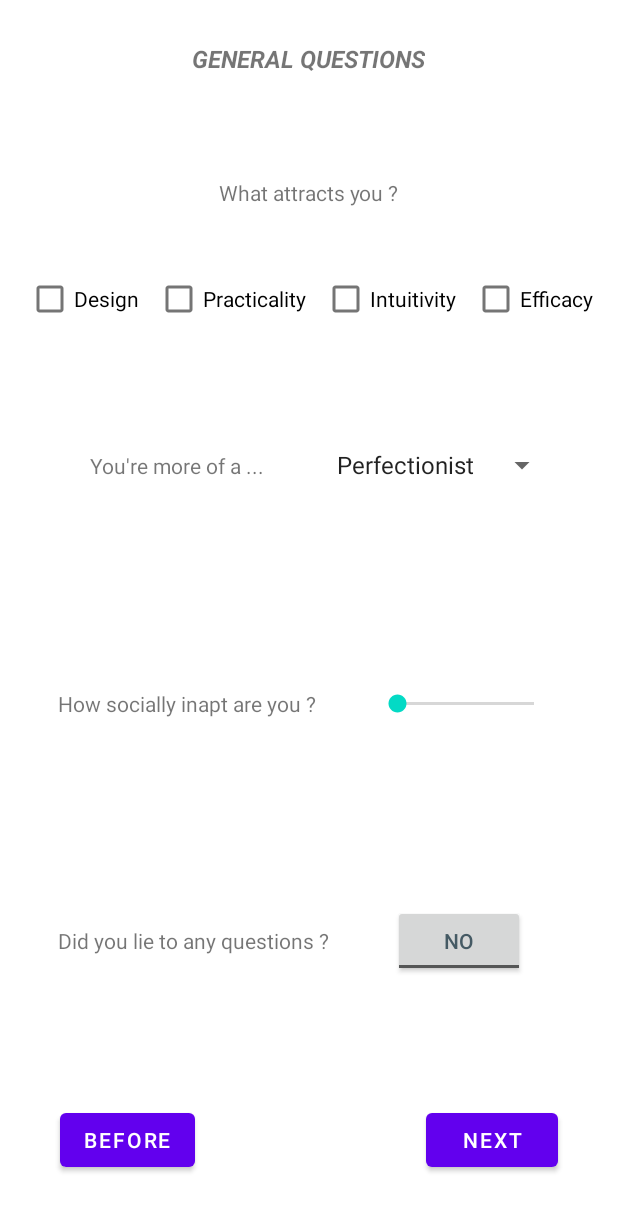
After one commit to lone0s/AndroidForm, an Android app: the layout activity_general_questions_2.xml on its own in the app's theme, with its tools: preview values and no code run, on a phone screen of 412 x 824 dp. The commit adds this screen. Shown: the top 1211 px of the screen. Run offline under Robolectric (Android 15) with nearby library versions, the phone set to English and light mode, and no system bars.

Commit message:
added part 2

```diff
--- a/app/src/main/AndroidManifest.xml
+++ b/app/src/main/AndroidManifest.xml
@@ -13,6 +13,9 @@
         android:supportsRtl="true"
         android:theme="@style/Theme.AndroidForm"
         tools:targetApi="31">
+        <activity
+            android:name=".GeneralQuestions2"
+            android:exported="false" />
         <activity
             android:name=".Template"
             android:exported="false" />
--- a/app/src/main/java/com/example/androidform/activities/GeneralQuestions1.java
+++ b/app/src/main/java/com/example/androidform/activities/GeneralQuestions1.java
@@ -34,6 +34,8 @@ public class GeneralQuestions1 extends Template {
     @Override
     protected void nextButtonAction(View evt) {
         Log.d(GeneralQuestions1.LOGGER_TAG, "Next button clicked");
+        Intent intent = new Intent(this, GeneralQuestions2.class);
+        this.startActivity(intent);
     }
 
     @Override
--- /dev/null
+++ b/app/src/main/java/com/example/androidform/activities/GeneralQuestions2.java
@@ -0,0 +1,86 @@
+package com.example.androidform.activities;
+
+import android.content.Intent;
+import android.os.Bundle;
+import android.util.Log;
+import android.view.View;
+import android.widget.CheckBox;
+import android.widget.SeekBar;
+import android.widget.Spinner;
+import android.widget.TextView;
+import android.widget.ToggleButton;
+
+import com.example.androidform.R;
+import com.example.androidform.Template;
+
+public class GeneralQuestions2 extends Template {
+
+    private static final String LOGGER_TAG = "General_Information_2";
+    private CheckBox[] optionsInterests = new CheckBox[4];
+    private Spinner spinnerPersonality;
+    private SeekBar socialyInaptBar;
+    private TextView labelSocialyInaptValue;
+    private ToggleButton toggleLieDetector;
+    private boolean lieDetectorEnabled;
+
+    public GeneralQuestions2() {
+        super(R.layout.activity_general_questions_2);
+    }
+    @Override
+    protected void onCreate(Bundle savedInstanceState) {
+        super.onCreate(savedInstanceState);
+        setContentView(R.layout.activity_general_questions_2);
+
+        int[] optionsInterestsIds = {R.id.optionInterests1, R.id.optionInterests2, R.id.optionInterests3, R.id.optionInterests4};
+        for (int i = 0; i < optionsInterestsIds.length; ++i) {
+            optionsInterests[i] = findViewById(optionsInterestsIds[i]);
+        }
+        spinnerPersonality = findViewById(R.id.spinnerPersonality);
+        socialyInaptBar = findViewById(R.id.seekBar4);
+        labelSocialyInaptValue = findViewById(R.id.labelSocialyInaptValue);
+        toggleLieDetector = findViewById(R.id.toggleLieDetector);
+
+        String initialSocialyInaptValue = String.valueOf(socialyInaptBar.getProgress()) + "%";
+        labelSocialyInaptValue.setText(initialSocialyInaptValue);
+        lieDetectorEnabled = toggleLieDetector.isEnabled();
+
+
+        socialyInaptBar.setOnSeekBarChangeListener(new SeekBar.OnSeekBarChangeListener() {
+            @Override
+            public void onProgressChanged(SeekBar seekBar, int progress, boolean fromUser) {
+                String socialyInaptValue = String.valueOf(progress) + "%";
+                labelSocialyInaptValue.setText(socialyInaptValue);
+            }
+
+            @Override
+            public void onStartTrackingTouch(SeekBar seekBar) {
+                Log.d(GeneralQuestions2.LOGGER_TAG, "Socialy inapt value start of change" );
+            }
+
+            @Override
+            public void onStopTrackingTouch(SeekBar seekBar) {
+                Log.d(GeneralQuestions2.LOGGER_TAG, "Socialy inapt value end of change" );
+            }
+        });
+
+        toggleLieDetector.setOnClickListener(new View.OnClickListener() {
+            @Override
+            public void onClick(View v) {
+                lieDetectorEnabled = !lieDetectorEnabled;
+                Log.d(GeneralQuestions2.LOGGER_TAG, "Lie detector value: " + lieDetectorEnabled);
+            }
+        });
+    }
+
+    @Override
+    protected void backButtonAction(View evt) {
+        Log.d(GeneralQuestions2.LOGGER_TAG, "Previous button clicked");
+        Intent intent = new Intent(this, GeneralQuestions1.class);
+        this.startActivity(intent);
+    }
+
+    @Override
+    protected void nextButtonAction(View evt) {
+        Log.d(GeneralQuestions2.LOGGER_TAG, "Next button clicked");
+    }
+}
--- /dev/null
+++ b/app/src/main/res/layout-land/activity_general_questions_2.xml
@@ -0,0 +1,152 @@
+<?xml version="1.0" encoding="utf-8"?>
+<androidx.constraintlayout.widget.ConstraintLayout xmlns:android="http://schemas.android.com/apk/res/android"
+    xmlns:app="http://schemas.android.com/apk/res-auto"
+    xmlns:tools="http://schemas.android.com/tools"
+    android:layout_width="match_parent"
+    android:layout_height="match_parent"
+    tools:context=".activities.GeneralQuestions2">
+
+    <TextView
+        android:id="@+id/activityName2"
+        android:layout_width="wrap_content"
+        android:layout_height="wrap_content"
+        android:layout_marginTop="28dp"
+        android:text="@string/activity_name"
+        android:textSize="16sp"
+        android:textStyle="bold|italic"
+        app:layout_constraintEnd_toEndOf="parent"
+        app:layout_constraintHorizontal_bias="0.498"
+        app:layout_constraintStart_toStartOf="parent"
+        app:layout_constraintTop_toTopOf="parent" />
+
+    <include
+        layout="@layout/activity_template"
+        android:layout_width="fill_parent"
+        android:layout_height="wrap_content"
+        app:layout_constraintBottom_toBottomOf="parent"
+        app:layout_constraintEnd_toEndOf="parent"
+        app:layout_constraintStart_toStartOf="parent" />
+
+    <TextView
+        android:id="@+id/labelInterests"
+        android:layout_width="wrap_content"
+        android:layout_height="wrap_content"
+        android:text="What attracts you ?"
+        tools:layout_editor_absoluteX="145dp"
+        tools:layout_editor_absoluteY="106dp" />
+
+    <RadioGroup
+        android:layout_width="wrap_content"
+        android:layout_height="wrap_content"
+        android:orientation="horizontal"
+        tools:layout_editor_absoluteX="19dp"
+        tools:layout_editor_absoluteY="159dp">
+
+        <CheckBox
+            android:id="@+id/optionInterests1"
+            android:layout_width="wrap_content"
+            android:layout_height="wrap_content"
+            android:text="Design" />
+
+        <Space
+            android:layout_width="wrap_content"
+            android:layout_height="wrap_content"
+            android:layout_marginHorizontal="5dp"
+            android:layout_weight="1" />
+
+        <CheckBox
+            android:id="@+id/optionInterests2"
+            android:layout_width="wrap_content"
+            android:layout_height="wrap_content"
+            android:text="Practicality" />
+
+        <Space
+            android:layout_width="wrap_content"
+            android:layout_height="wrap_content"
+            android:layout_marginHorizontal="5dp"
+            android:layout_weight="1" />
+
+        <CheckBox
+            android:id="@+id/optionInterests3"
+            android:layout_width="wrap_content"
+            android:layout_height="wrap_content"
+            android:text="Intuitivity" />
+
+        <Space
+            android:layout_width="wrap_content"
+            android:layout_height="wrap_content"
+            android:layout_marginHorizontal="5dp"
+            android:layout_weight="1" />
+
+        <CheckBox
+            android:id="@+id/optionInterests4"
+            android:layout_width="wrap_content"
+            android:layout_height="wrap_content"
+            android:layout_weight="1"
+            android:text="Efficacy" />
+
+    </RadioGroup>
+
+    <TextView
+        android:id="@+id/labelPersonality"
+        android:layout_width="wrap_content"
+        android:layout_height="wrap_content"
+        android:text="You're more of a ..."
+        tools:layout_editor_absoluteX="50dp"
+        tools:layout_editor_absoluteY="271dp" />
+
+    <Spinner
+        android:id="@+id/spinnerPersonality"
+        android:layout_width="wrap_content"
+        android:layout_height="wrap_content"
+        android:entries="@array/personality_types_values"
+        android:spinnerMode="dialog"
+        tools:layout_editor_absoluteX="221dp"
+        tools:layout_editor_absoluteY="271dp" />
+
+    <ToggleButton
+        android:id="@+id/toggleLieDetector"
+        android:layout_width="wrap_content"
+        android:layout_height="wrap_content"
+        android:checked="false"
+        android:text="ToggleButton"
+        android:textOff="no"
+        android:textOn="yes"
+        tools:layout_editor_absoluteX="265dp"
+        tools:layout_editor_absoluteY="546dp" />
+
+    <TextView
+        android:id="@+id/labelLie"
+        android:layout_width="wrap_content"
+        android:layout_height="wrap_content"
+        android:text="Did you lie to any questions ?"
+        tools:layout_editor_absoluteX="68dp"
+        tools:layout_editor_absoluteY="559dp" />
+
+    <TextView
+        android:id="@+id/labelSociallyInapt"
+        android:layout_width="wrap_content"
+        android:layout_height="wrap_content"
+        android:text="How socially inapt are you ?"
+        tools:layout_editor_absoluteX="32dp"
+        tools:layout_editor_absoluteY="392dp" />
+
+    <SeekBar
+        android:id="@+id/seekBar4"
+        android:layout_width="123dp"
+        android:layout_height="18dp"
+        android:max="100"
+        android:min="0"
+        android:progress="0"
+        tools:layout_editor_absoluteX="230dp"
+        tools:layout_editor_absoluteY="393dp" />
+
+    <TextView
+        android:id="@+id/labelSocialyInaptValue"
+        android:layout_width="wrap_content"
+        android:layout_height="wrap_content"
+        android:text="0"
+        tools:layout_editor_absoluteX="353dp"
+        tools:layout_editor_absoluteY="393dp" />
+
+</androidx.constraintlayout.widget.ConstraintLayout>
--- a/app/src/main/res/layout/activity_general_questions_1.xml
+++ b/app/src/main/res/layout/activity_general_questions_1.xml
@@ -41,7 +41,7 @@
     <EditText
         android:id="@+id/ageInput"
         android:layout_width="165dp"
-        android:layout_height="45dp"
+        android:layout_height="48dp"
         android:ems="10"
         android:inputType="number"
         android:minHeight="48dp"
@@ -105,6 +105,7 @@
         android:layout_marginTop="84dp"
         android:text="Do you have any experience with programming ?"
         app:layout_constraintEnd_toEndOf="parent"
+        app:layout_constraintHorizontal_bias="0.145"
         app:layout_constraintStart_toStartOf="parent"
         app:layout_constraintTop_toBottomOf="@+id/radioGroup" />
 
@@ -112,33 +113,33 @@
         android:id="@+id/labelProgYears"
         android:layout_width="wrap_content"
         android:layout_height="wrap_content"
-        android:layout_marginStart="30dp"
-        android:layout_marginTop="58dp"
+        android:layout_marginTop="68dp"
+        android:layout_marginEnd="32dp"
         android:text="For how many years?"
         app:layout_constraintEnd_toStartOf="@+id/inputProgYears"
-        app:layout_constraintHorizontal_bias="0.456"
-        app:layout_constraintStart_toEndOf="@+id/switchProgExp"
         app:layout_constraintTop_toBottomOf="@+id/labelProgExp" />
 
     <EditText
         android:id="@+id/inputProgYears"
         android:layout_width="73dp"
-        android:layout_height="40dp"
-        android:layout_marginTop="48dp"
-        android:layout_marginEnd="40dp"
+        android:layout_height="48dp"
+        android:layout_marginStart="90dp"
+        android:layout_marginTop="56dp"
         android:ems="10"
         android:inputType="number"
         app:layout_constraintEnd_toEndOf="parent"
+        app:layout_constraintHorizontal_bias="0.62"
+        app:layout_constraintStart_toStartOf="parent"
         app:layout_constraintTop_toBottomOf="@+id/labelProgExp" />
 
     <Switch
         android:id="@+id/switchProgExp"
         android:layout_width="wrap_content"
         android:layout_height="wrap_content"
-        android:layout_marginStart="44dp"
-        app:layout_constraintBottom_toBottomOf="@+id/inputProgYears"
+        android:layout_marginStart="344dp"
+        android:minWidth="48dp"
+        android:minHeight="48dp"
         app:layout_constraintStart_toStartOf="parent"
-        app:layout_constraintTop_toBottomOf="@+id/labelProgExp"
-        app:layout_constraintVertical_bias="0.967" />
+        tools:layout_editor_absoluteY="437dp" />
 
 </androidx.constraintlayout.widget.ConstraintLayout>
--- /dev/null
+++ b/app/src/main/res/layout/activity_general_questions_2.xml
@@ -0,0 +1,175 @@
+<?xml version="1.0" encoding="utf-8"?>
+<androidx.constraintlayout.widget.ConstraintLayout xmlns:android="http://schemas.android.com/apk/res/android"
+    xmlns:app="http://schemas.android.com/apk/res-auto"
+    xmlns:tools="http://schemas.android.com/tools"
+    android:layout_width="match_parent"
+    android:layout_height="match_parent"
+    tools:context=".activities.GeneralQuestions2">
+
+    <TextView
+        android:id="@+id/activityName2"
+        android:layout_width="wrap_content"
+        android:layout_height="wrap_content"
+        android:layout_marginTop="28dp"
+        android:text="@string/activity_name"
+        android:textSize="16sp"
+        android:textStyle="bold|italic"
+        app:layout_constraintEnd_toEndOf="parent"
+        app:layout_constraintHorizontal_bias="0.498"
+        app:layout_constraintStart_toStartOf="parent"
+        app:layout_constraintTop_toTopOf="parent" />
+
+    <include
+        android:id="@+id/include2"
+        layout="@layout/activity_template"
+        android:layout_width="fill_parent"
+        android:layout_height="wrap_content"
+        app:layout_constraintBottom_toBottomOf="parent"
+        app:layout_constraintEnd_toEndOf="parent"
+        app:layout_constraintStart_toStartOf="parent" />
+
+    <TextView
+        android:id="@+id/labelInterests"
+        android:layout_width="wrap_content"
+        android:layout_height="wrap_content"
+        android:text="@string/labelInterests"
+        app:layout_constraintBottom_toTopOf="@+id/radioGroup2"
+        app:layout_constraintEnd_toEndOf="parent"
+        app:layout_constraintStart_toStartOf="parent"
+        app:layout_constraintTop_toBottomOf="@+id/activityName2"
+        app:layout_constraintVertical_bias="0.65" />
+
+    <RadioGroup
+        android:id="@+id/radioGroup2"
+        android:layout_width="wrap_content"
+        android:layout_height="wrap_content"
+        android:orientation="horizontal"
+        app:layout_constraintBottom_toTopOf="@+id/labelPersonality"
+        app:layout_constraintEnd_toEndOf="parent"
+        app:layout_constraintStart_toStartOf="parent"
+        app:layout_constraintTop_toBottomOf="@+id/activityName2"
+        app:layout_constraintVertical_bias="0.62">
+
+        <CheckBox
+            android:id="@+id/optionInterests1"
+            android:layout_width="wrap_content"
+            android:layout_height="wrap_content"
+            android:text="@string/optionInterests1" />
+
+        <Space
+            android:layout_width="wrap_content"
+            android:layout_height="wrap_content"
+            android:layout_marginHorizontal="5dp"
+            android:layout_weight="1" />
+
+        <CheckBox
+            android:id="@+id/optionInterests2"
+            android:layout_width="wrap_content"
+            android:layout_height="wrap_content"
+            android:text="@string/optionInterests2" />
+
+        <Space
+            android:layout_width="wrap_content"
+            android:layout_height="wrap_content"
+            android:layout_marginHorizontal="5dp"
+            android:layout_weight="1" />
+
+        <CheckBox
+            android:id="@+id/optionInterests3"
+            android:layout_width="wrap_content"
+            android:layout_height="wrap_content"
+            android:text="@string/optionInterests3" />
+
+        <Space
+            android:layout_width="wrap_content"
+            android:layout_height="wrap_content"
+            android:layout_marginHorizontal="5dp"
+            android:layout_weight="1" />
+
+        <CheckBox
+            android:id="@+id/optionInterests4"
+            android:layout_width="wrap_content"
+            android:layout_height="wrap_content"
+            android:layout_weight="1"
+            android:text="@string/optionInterests4" />
+
+    </RadioGroup>
+
+    <TextView
+        android:id="@+id/labelPersonality"
+        android:layout_width="wrap_content"
+        android:layout_height="wrap_content"
+        android:layout_marginStart="60dp"
+        android:text="@string/labelPersonality"
+        app:layout_constraintBottom_toBottomOf="@+id/spinnerPersonality"
+        app:layout_constraintStart_toStartOf="parent"
+        app:layout_constraintTop_toTopOf="@+id/spinnerPersonality" />
+
+    <Spinner
+        android:id="@+id/spinnerPersonality"
+        android:layout_width="wrap_content"
+        android:layout_height="wrap_content"
+        android:layout_marginEnd="40dp"
+        android:entries="@array/personality_types_values"
+        android:minHeight="48dp"
+        android:spinnerMode="dialog"
+        app:layout_constraintBottom_toTopOf="@+id/include2"
+        app:layout_constraintEnd_toEndOf="parent"
+        app:layout_constraintTop_toBottomOf="@+id/activityName2"
+        app:layout_constraintVertical_bias="0.37" />
+
+    <ToggleButton
+        android:id="@+id/toggleLieDetector"
+        android:layout_width="wrap_content"
+        android:layout_height="wrap_content"
+        android:checked="false"
+        android:text="@string/toggleLieDetector"
+        android:textColor="#455A64"
+        android:textOff="@string/toggleLieDetectorFalse"
+        android:textOn="@string/toggleLieDetectorTrue"
+        app:layout_constraintBottom_toBottomOf="@+id/labelLie"
+        app:layout_constraintEnd_toEndOf="@+id/labelSocialyInaptValue"
+        app:layout_constraintStart_toEndOf="@+id/labelLie"
+        app:layout_constraintTop_toTopOf="@+id/labelLie" />
+
+    <TextView
+        android:id="@+id/labelLie"
+        android:layout_width="wrap_content"
+        android:layout_height="wrap_content"
+        android:text="@string/labelLie"
+        app:layout_constraintBottom_toTopOf="@+id/include2"
+        app:layout_constraintStart_toStartOf="@+id/labelSociallyInapt"
+        app:layout_constraintTop_toBottomOf="@+id/labelPersonality"
+        app:layout_constraintVertical_bias="0.75" />
+
+    <TextView
+        android:id="@+id/labelSociallyInapt"
+        android:layout_width="wrap_content"
+        android:layout_height="wrap_content"
+        android:text="@string/labelSociallyInapt"
+        app:layout_constraintBottom_toTopOf="@+id/labelLie"
+        app:layout_constraintEnd_toStartOf="@+id/seekBar4"
+        app:layout_constraintStart_toStartOf="parent"
+        app:layout_constraintTop_toBottomOf="@+id/labelPersonality" />
+
+    <SeekBar
+        android:id="@+id/seekBar4"
+        android:layout_width="123dp"
+        android:layout_height="18dp"
+        android:max="100"
+        android:min="0"
+        android:progress="0"
+        app:layout_constraintBottom_toBottomOf="@+id/labelSociallyInapt"
+        app:layout_constraintEnd_toEndOf="@+id/spinnerPersonality"
+        app:layout_constraintTop_toTopOf="@+id/labelSociallyInapt" />
+
+    <TextView
+        android:id="@+id/labelSocialyInaptValue"
+        android:layout_width="wrap_content"
+        android:layout_height="wrap_content"
+        app:layout_constraintBottom_toBottomOf="@+id/seekBar4"
+        app:layout_constraintEnd_toEndOf="parent"
+        app:layout_constraintStart_toEndOf="@+id/seekBar4"
+        app:layout_constraintTop_toTopOf="@+id/seekBar4" />
+
+</androidx.constraintlayout.widget.ConstraintLayout>
--- /dev/null
+++ b/app/src/main/res/values/array_personality_types_values.xml
@@ -0,0 +1,11 @@
+<?xml version="1.0" encoding="utf-8"?>
+<resources>
+    <string-array name="personality_types_values">
+        <item>Perfectionist</item>
+        <item>Creator</item>
+        <item>Leader</item>
+        <item>Adventurer</item>
+        <item>Thinker</item>
+        <item>Follower</item>
+    </string-array>
+</resources>
--- a/app/src/main/res/values/strings.xml
+++ b/app/src/main/res/values/strings.xml
@@ -12,4 +12,15 @@
     <string name="status_label">Professional status</string>
     <string name="status_choice_2">Teacher</string>
     <string name="status_choice_3">Student</string>
+    <string name="optionInterests1">Design</string>
+    <string name="optionInterests2">Practicality</string>
+    <string name="optionInterests3">Intuitivity</string>
+    <string name="optionInterests4">Efficacy</string>
+    <string name="toggleLieDetector">ToggleButton</string>
+    <string name="labelInterests">What attracts you ?</string>
+    <string name="labelPersonality">You\'re more of a ...</string>
+    <string name="labelSociallyInapt">How socially inapt are you ?</string>
+    <string name="labelLie">Did you lie to any questions ?</string>
+    <string name="toggleLieDetectorFalse">no</string>
+    <string name="toggleLieDetectorTrue">yes</string>
 </resources>
```
